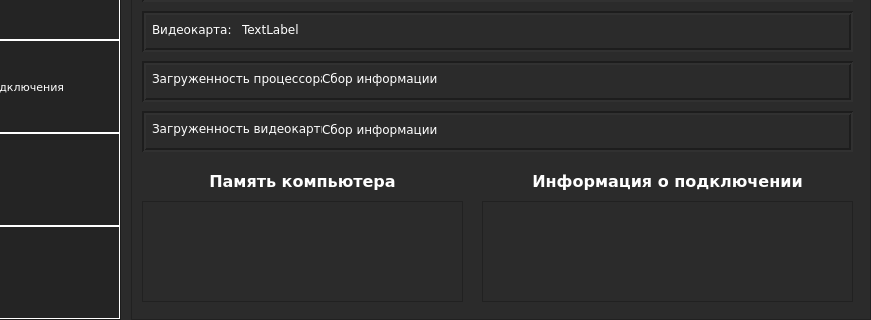
First picture: the form in mainclient.ui, repository mrNoBoDy1042/Practice2, before the edit; both pictures show x 179 to 1050 and y 240 to 560 of the 1050 by 560 pixel window.
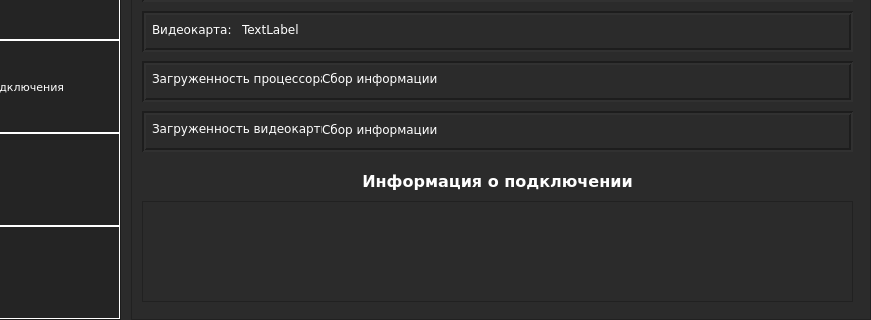
Second picture: the form after the edit. The open tabs and pages were chosen to show the change.

Commit message: Убран подсчет памяти на диске, изменен формат вывода оперативки

The edit to the form file:
```diff
--- a/mainclient.ui
+++ b/mainclient.ui
@@ -381,15 +381,15 @@
           <string notr="true"/>
          </property>
          <property name="currentIndex">
-          <number>1</number>
+          <number>0</number>
          </property>
          <widget class="QWidget" name="page_2">
           <widget class="QListWidget" name="listWidget">
            <property name="geometry">
             <rect>
-             <x>350</x>
+             <x>10</x>
              <y>440</y>
-             <width>371</width>
+             <width>711</width>
              <height>101</height>
             </rect>
            </property>
@@ -728,25 +728,12 @@
             <string>&lt;html&gt;&lt;head/&gt;&lt;body&gt;&lt;p align=&quot;center&quot;&gt;&lt;span style=&quot; font-size:12pt; font-weight:600;&quot;&gt;Характеристика компьютера&lt;/span&gt;&lt;/p&gt;&lt;/body&gt;&lt;/html&gt;</string>
            </property>
           </widget>
-          <widget class="QLabel" name="label_23">
-           <property name="geometry">
-            <rect>
-             <x>10</x>
-             <y>410</y>
-             <width>321</width>
-             <height>21</height>
-            </rect>
-           </property>
-           <property name="text">
-            <string>&lt;html&gt;&lt;head/&gt;&lt;body&gt;&lt;p align=&quot;center&quot;&gt;&lt;span style=&quot; font-size:12pt; font-weight:600;&quot;&gt;Память компьютера&lt;/span&gt;&lt;/p&gt;&lt;/body&gt;&lt;/html&gt;</string>
-           </property>
-          </widget>
           <widget class="QLabel" name="label_24">
            <property name="geometry">
             <rect>
-             <x>350</x>
+             <x>10</x>
              <y>410</y>
-             <width>371</width>
+             <width>711</width>
              <height>21</height>
             </rect>
            </property>
@@ -754,20 +741,10 @@
             <string>&lt;html&gt;&lt;head/&gt;&lt;body&gt;&lt;p align=&quot;center&quot;&gt;&lt;span style=&quot; font-size:12pt; font-weight:600;&quot;&gt;Информация о подключении&lt;/span&gt;&lt;/p&gt;&lt;/body&gt;&lt;/html&gt;</string>
            </property>
           </widget>
-          <widget class="QTableWidget" name="tableWidget_2">
-           <property name="geometry">
-            <rect>
-             <x>10</x>
-             <y>440</y>
-             <width>321</width>
-             <height>101</height>
-            </rect>
-           </property>
-          </widget>
           <widget class="QLabel" name="label_2">
            <property name="geometry">
             <rect>
-             <x>300</x>
+             <x>120</x>
              <y>410</y>
              <width>47</width>
              <height>13</height>
```
The commit also changes 4 other files.
